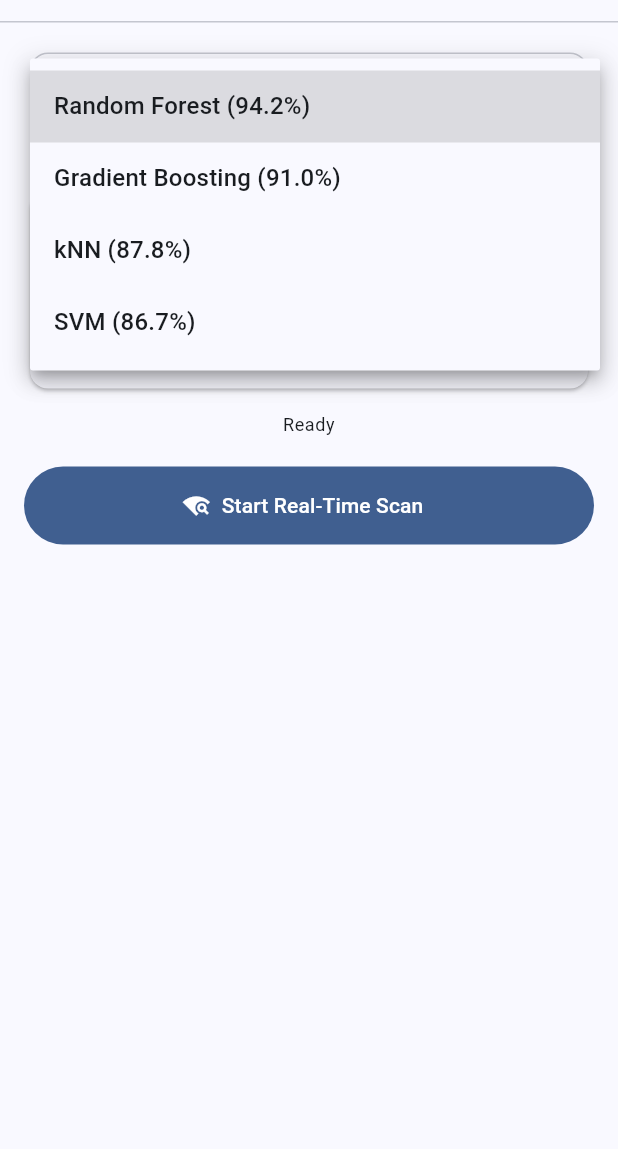
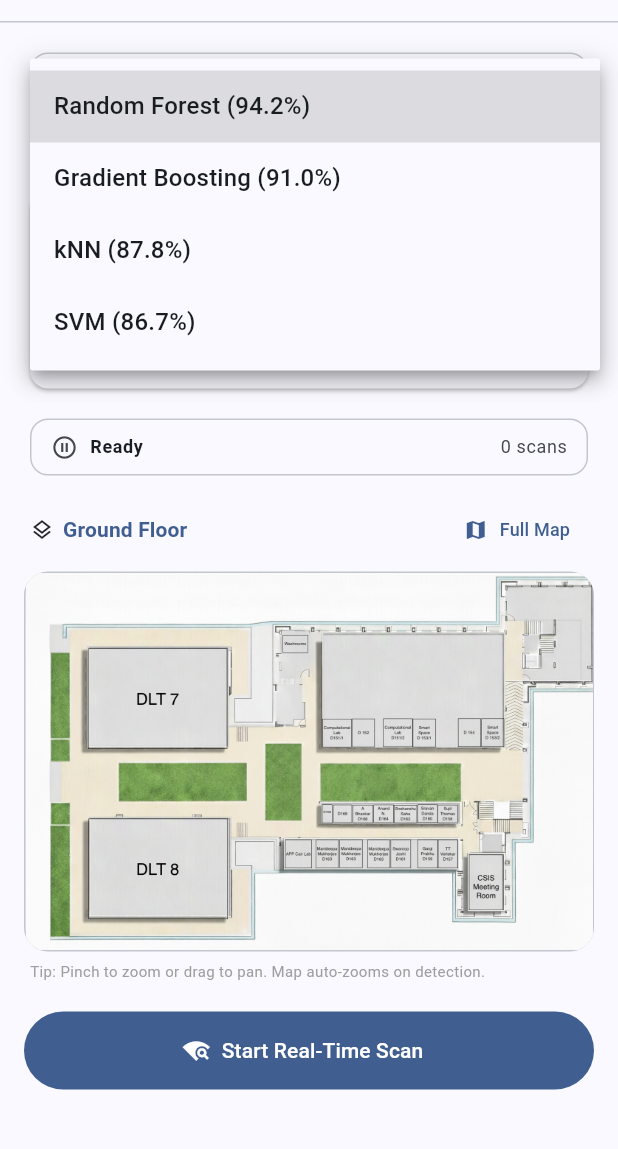
Before and after one commit to akshit-a9/Indoor-Localization-Android, a Flutter app: the screen it shows after launch, after a tap on the "arrow drop down" icon, on a phone screen of 412 x 824 dp, the part 63-1212 px from its top. Run offline on Flutter 3.47's test engine with Material 3 defaults, Android fonts, the phone set to English and light mode, and no system bars; our stand-ins replace csv, permission_handler, sensors_plus, share_plus; missing offline and left inert: onnxruntime, wifi_scan; statements that could not run were skipped.

Commit message:
Maps integrated to the app.

```diff
--- a/Demo_Flutter/lib/home_page.dart
+++ b/Demo_Flutter/lib/home_page.dart
@@ -2,8 +2,10 @@ import 'dart:async';
 import 'package:flutter/material.dart';
 import 'package:permission_handler/permission_handler.dart';
 import 'models/localization_result.dart';
+import 'services/coordinates_service.dart';
 import 'services/inference_engine.dart';
 import 'services/wifi_scanner.dart';
+import 'widgets/location_map.dart';
 
 class HomePage extends StatefulWidget {
   const HomePage({super.key});
@@ -14,6 +16,7 @@ class HomePage extends StatefulWidget {
 
 class _HomePageState extends State<HomePage> {
   final _engine = InferenceEngine();
+  final _coords = CoordinatesService();
   RealTimeScanner? _scanner;
   StreamSubscription? _updateSub;
 
@@ -31,7 +34,7 @@ class _HomePageState extends State<HomePage> {
 
   Future<void> _initEngine() async {
     try {
-      await _engine.init();
+      await Future.wait([_engine.init(), _coords.load()]);
       setState(() {
         _engineReady = true;
         _statusMessage = 'Ready';
@@ -92,10 +95,15 @@ class _HomePageState extends State<HomePage> {
 
   bool get _isScanning => _scanner != null && _scanner!.state == ScanState.scanning;
 
+  LocationCoord? get _currentCoord {
+    final label = _latestResult?.locationLabel;
+    if (label == null) return null;
+    return _coords.lookup(label);
+  }
+
   @override
   Widget build(BuildContext context) {
     final cs = Theme.of(context).colorScheme;
-    final tt = Theme.of(context).textTheme;
 
     return Scaffold(
       appBar: AppBar(
@@ -117,34 +125,14 @@ class _HomePageState extends State<HomePage> {
               const SizedBox(height: 12),
               _LocationCard(result: _latestResult, isScanning: _isScanning),
               const SizedBox(height: 12),
-              if (_isScanning) ...[
-                Card.outlined(
-                  child: Padding(
-                    padding: const EdgeInsets.all(16),
-                    child: Column(
-                      children: [
-                        Row(
-                          mainAxisAlignment: MainAxisAlignment.spaceBetween,
-                          children: [
-                            Text('Scan Stats', style: tt.labelLarge),
-                            const Icon(Icons.sync, size: 16, color: Colors.blue),
-                          ],
-                        ),
-                        const Divider(),
-                        _StatRow(label: 'Total Scans:', value: '$_scanCount'),
-                        _StatRow(
-                          label: 'Last Scan:',
-                          value: _lastScanTime != null
-                              ? '${_lastScanTime!.hour}:${_lastScanTime!.minute}:${_lastScanTime!.second}.${_lastScanTime!.millisecond}'
-                              : 'Waiting...',
-                        ),
-                      ],
-                    ),
-                  ),
-                ),
-                const SizedBox(height: 12),
-              ],
-              _StatusBar(message: _statusMessage),
+              _QuickView(
+                status: _statusMessage,
+                scanCount: _scanCount,
+                lastScanTime: _lastScanTime,
+                isScanning: _isScanning,
+              ),
+              const SizedBox(height: 12),
+              LocationMap(coord: _currentCoord),
               const SizedBox(height: 20),
               _ScanButton(
                 engineReady: _engineReady,
@@ -168,21 +156,64 @@ class _HomePageState extends State<HomePage> {
   }
 }
 
-class _StatRow extends StatelessWidget {
-  final String label;
-  final String value;
-  const _StatRow({required this.label, required this.value});
+class _QuickView extends StatelessWidget {
+  final String status;
+  final int scanCount;
+  final DateTime? lastScanTime;
+  final bool isScanning;
+
+  const _QuickView({
+    required this.status,
+    required this.scanCount,
+    required this.lastScanTime,
+    required this.isScanning,
+  });
+
+  String _formatTime(DateTime t) =>
+      '${t.hour.toString().padLeft(2, '0')}:${t.minute.toString().padLeft(2, '0')}:${t.second.toString().padLeft(2, '0')}';
 
   @override
   Widget build(BuildContext context) {
-    return Padding(
-      padding: const EdgeInsets.symmetric(vertical: 4),
-      child: Row(
-        mainAxisAlignment: MainAxisAlignment.spaceBetween,
-        children: [
-          Text(label, style: Theme.of(context).textTheme.bodySmall),
-          Text(value, style: Theme.of(context).textTheme.bodySmall?.copyWith(fontWeight: FontWeight.bold)),
-        ],
+    final cs = Theme.of(context).colorScheme;
+    final tt = Theme.of(context).textTheme;
+
+    return Card.outlined(
+      child: Padding(
+        padding: const EdgeInsets.symmetric(horizontal: 14, vertical: 10),
+        child: Row(
+          children: [
+            Icon(
+              isScanning ? Icons.sync : Icons.pause_circle_outline,
+              size: 18,
+              color: isScanning ? Colors.blue : cs.onSurfaceVariant,
+            ),
+            const SizedBox(width: 8),
+            Expanded(
+              child: Text(
+                status,
+                style: tt.bodySmall?.copyWith(fontWeight: FontWeight.w600),
+                overflow: TextOverflow.ellipsis,
+              ),
+            ),
+            const SizedBox(width: 8),
+            Text(
+              '$scanCount scan${scanCount == 1 ? '' : 's'}',
+              style: tt.bodySmall?.copyWith(color: cs.onSurfaceVariant),
+            ),
+            if (lastScanTime != null) ...[
+              const SizedBox(width: 8),
+              Text('·', style: tt.bodySmall?.copyWith(color: cs.onSurfaceVariant)),
+              const SizedBox(width: 8),
+              Text(
+                _formatTime(lastScanTime!),
+                style: tt.bodySmall?.copyWith(
+                  color: cs.onSurfaceVariant,
+                  fontFeatures: const [FontFeature.tabularFigures()],
+                ),
+              ),
+            ],
+          ],
+        ),
       ),
     );
   }
@@ -276,20 +307,6 @@ class _LocationCard extends StatelessWidget {
   }
 }
 
-class _StatusBar extends StatelessWidget {
-  final String message;
-  const _StatusBar({required this.message});
-
-  @override
-  Widget build(BuildContext context) {
-    return Text(
-      message,
-      style: Theme.of(context).textTheme.bodySmall,
-      textAlign: TextAlign.center,
-    );
-  }
-}
-
 class _ScanButton extends StatelessWidget {
   final bool engineReady;
   final bool isScanning;
--- /dev/null
+++ b/Demo_Flutter/lib/services/coordinates_service.dart
@@ -0,0 +1,60 @@
+import 'dart:convert';
+import 'package:flutter/foundation.dart';
+import 'package:flutter/services.dart';
+
+class LocationCoord {
+  final int id;
+  final String label;
+  final double x;
+  final double y;
+  final int map;
+  const LocationCoord({
+    required this.id,
+    required this.label,
+    required this.x,
+    required this.y,
+    required this.map,
+  });
+}
+
+class CoordinatesService {
+  final Map<String, LocationCoord> _byLabel = {};
+  bool _loaded = false;
+
+  bool get isLoaded => _loaded;
+
+  Future<void> load() async {
+    if (_loaded) return;
+    try {
+      final raw = await rootBundle.loadString('assets/Maps/Coordinates.json');
+      final list = jsonDecode(raw) as List<dynamic>;
+      for (final e in list) {
+        final m = e as Map<String, dynamic>;
+        final c = LocationCoord(
+          id: m['id'] as int,
+          label: (m['label'] as String).trim(),
+          x: (m['x'] as num).toDouble(),
+          y: (m['y'] as num).toDouble(),
+          map: m['map'] as int,
+        );
+        _byLabel[c.label] = c;
+      }
+      _loaded = true;
+    } catch (e) {
+      debugPrint('Error loading coordinates: $e');
+    }
+  }
+
+  LocationCoord? lookup(String label) {
+    final key = label.trim();
+    // Try exact match first
+    if (_byLabel.containsKey(key)) return _byLabel[key];
+
+    // Fallback: Case-insensitive match
+    final lowerKey = key.toLowerCase();
+    for (final entry in _byLabel.entries) {
+      if (entry.key.toLowerCase() == lowerKey) return entry.value;
+    }
+    return null;
+  }
+}
--- /dev/null
+++ b/Demo_Flutter/lib/widgets/location_map.dart
@@ -0,0 +1,248 @@
+import 'package:flutter/material.dart';
+import '../services/coordinates_service.dart';
+
+class LocationMap extends StatefulWidget {
+  final LocationCoord? coord;
+
+  const LocationMap({super.key, this.coord});
+
+  @override
+  State<LocationMap> createState() => _LocationMapState();
+}
+
+class _LocationMapState extends State<LocationMap> {
+  // The base dimensions of your PNG maps
+  static const double _mapW = 1536.0;
+  static const double _mapH = 1024.0;
+
+  static const List<String> _mapAssets = [
+    'assets/Maps/map_0.png',
+    'assets/Maps/map_1.png',
+  ];
+
+  final TransformationController _controller = TransformationController();
+  bool _isUserInteracting = false;
+  LocationCoord? _lastAutoZoomedCoord;
+
+  @override
+  void didUpdateWidget(LocationMap oldWidget) {
+    super.didUpdateWidget(oldWidget);
+
+    // If we have a new coordinate and we haven't auto-zoomed to it yet
+    if (widget.coord != null && widget.coord != _lastAutoZoomedCoord) {
+      // If the user isn't actively manual-panning, or if it's the very first detection
+      if (!_isUserInteracting || _lastAutoZoomedCoord == null) {
+        _zoomToCoord(widget.coord!);
+      }
+      _lastAutoZoomedCoord = widget.coord;
+    } else if (widget.coord == null) {
+      _lastAutoZoomedCoord = null;
+    }
+  }
+
+  void _zoomToCoord(LocationCoord coord) {
+    // We want to center on the marker.
+    // The coordinate is in map pixels.
+    // Scale 2.5x as requested ("zoom in a bit")
+    const double scale = 2.5;
+
+    // We need the widget size to calculate the centering.
+    // Using a microtask to ensure layout is done if this is called early.
+    Future.microtask(() {
+      if (!mounted) return;
+      final RenderBox? renderBox = context.findRenderObject() as RenderBox?;
+      if (renderBox == null) return;
+
+      final size = renderBox.size;
+      final sx = size.width / _mapW;
+      final sy = size.height / _mapH;
+
+      final x = coord.x * sx;
+      final y = coord.y * sy;
+
+      // Matrix4 for scaling and translating
+      // To center (x, y) at scale S:
+      // translate(viewWidth/2 - x*S, viewHeight/2 - y*S)
+      final matrix = Matrix4.identity()
+        ..translate(size.width / 2 - x * scale, size.height / 2 - y * scale)
+        ..scale(scale);
+
+      setState(() {
+        _controller.value = matrix;
+        _isUserInteracting = false;
+      });
+    });
+  }
+
+  void _resetToFullView() {
+    setState(() {
+      _controller.value = Matrix4.identity();
+      _isUserInteracting = false;
+    });
+  }
+
+  @override
+  Widget build(BuildContext context) {
+    final mapIdx = (widget.coord?.map ?? 0).clamp(0, _mapAssets.length - 1);
+    final asset = _mapAssets[mapIdx];
+    final floorName = mapIdx == 0 ? 'Ground Floor' : 'First Floor';
+
+    return Column(
+      crossAxisAlignment: CrossAxisAlignment.start,
+      children: [
+        Padding(
+          padding: const EdgeInsets.only(left: 4, bottom: 8),
+          child: Row(
+            children: [
+              const Icon(Icons.layers_outlined, size: 16),
+              const SizedBox(width: 6),
+              Text(
+                floorName,
+                style: Theme.of(context).textTheme.labelLarge?.copyWith(
+                      fontWeight: FontWeight.bold,
+                      color: Theme.of(context).colorScheme.primary,
+                    ),
+              ),
+              const Spacer(),
+              if (_isUserInteracting)
+                TextButton.icon(
+                  onPressed: () {
+                    if (widget.coord != null) {
+                      _zoomToCoord(widget.coord!);
+                    } else {
+                      _resetToFullView();
+                    }
+                  },
+                  icon: const Icon(Icons.center_focus_strong, size: 16),
+                  label: const Text('Reset', style: TextStyle(fontSize: 12)),
+                  style: TextButton.styleFrom(visualDensity: VisualDensity.compact),
+                ),
+              TextButton.icon(
+                onPressed: _resetToFullView,
+                icon: const Icon(Icons.map, size: 16),
+                label: const Text('Full Map', style: TextStyle(fontSize: 12)),
+                style: TextButton.styleFrom(visualDensity: VisualDensity.compact),
+              ),
+            ],
+          ),
+        ),
+        AspectRatio(
+          aspectRatio: _mapW / _mapH,
+          child: Container(
+            decoration: BoxDecoration(
+              borderRadius: BorderRadius.circular(16),
+              border: Border.all(color: Theme.of(context).colorScheme.outlineVariant),
+              color: Theme.of(context).colorScheme.surfaceContainerLow,
+            ),
+            clipBehavior: Clip.antiAlias,
+            child: InteractiveViewer(
+              transformationController: _controller,
+              maxScale: 5.0,
+              minScale: 0.5,
+              onInteractionStart: (_) {
+                setState(() => _isUserInteracting = true);
+              },
+              child: LayoutBuilder(
+                builder: (ctx, constraints) {
+                  final sx = constraints.maxWidth / _mapW;
+                  final sy = constraints.maxHeight / _mapH;
+
+                  return Stack(
+                    fit: StackFit.expand,
+                    children: [
+                      Image.asset(
+                        asset,
+                        fit: BoxFit.fill,
+                        gaplessPlayback: true,
+                      ),
+                      if (widget.coord != null)
+                        AnimatedPositioned(
+                          duration: const Duration(milliseconds: 400),
+                          curve: Curves.easeInOutCubic,
+                          left: widget.coord!.x * sx - 15,
+                          top: widget.coord!.y * sy - 15,
+                          child: const _PulsingMarker(),
+                        ),
+                    ],
+                  );
+                },
+              ),
+            ),
+          ),
+        ),
+        const Padding(
+          padding: EdgeInsets.only(top: 6, left: 4),
+          child: Text(
+            'Tip: Pinch to zoom or drag to pan. Map auto-zooms on detection.',
+            style: TextStyle(fontSize: 10, color: Colors.grey),
+          ),
+        ),
+      ],
+    );
+  }
+}
+
+class _PulsingMarker extends StatefulWidget {
+  const _PulsingMarker();
+
+  @override
+  State<_PulsingMarker> createState() => _PulsingMarkerState();
+}
+
+class _PulsingMarkerState extends State<_PulsingMarker> with SingleTickerProviderStateMixin {
+  late final AnimationController _ctrl;
+
+  @override
+  void initState() {
+    super.initState();
+    _ctrl = AnimationController(
+      vsync: this,
+      duration: const Duration(milliseconds: 1500),
+    )..repeat();
+  }
+
+  @override
+  void dispose() {
+    _ctrl.dispose();
+    super.dispose();
+  }
+
+  @override
+  Widget build(BuildContext context) {
+    return SizedBox(
+      width: 30,
+      height: 30,
+      child: Stack(
+        alignment: Alignment.center,
+        children: [
+          AnimatedBuilder(
+            animation: _ctrl,
+            builder: (_, __) {
+              final t = _ctrl.value;
+              return Container(
+                width: 15 + 25 * t,
+                height: 15 + 25 * t,
+                decoration: BoxDecoration(
+                  shape: BoxShape.circle,
+                  color: Colors.red.withOpacity((1 - t) * 0.4),
+                ),
+              );
+            },
+          ),
+          Container(
+            width: 14,
+            height: 14,
+            decoration: BoxDecoration(
+              color: Colors.red,
+              shape: BoxShape.circle,
+              border: Border.all(color: Colors.white, width: 2),
+              boxShadow: const [
+                BoxShadow(color: Colors.black26, blurRadius: 4, offset: Offset(0, 2)),
+              ],
+            ),
+          ),
+        ],
+      ),
+    );
+  }
+}
--- a/Demo_Flutter/pubspec.yaml
+++ b/Demo_Flutter/pubspec.yaml
@@ -23,3 +23,4 @@ flutter:
   uses-material-design: true
   assets:
     - assets/models/
+    - assets/Maps/
```
Also changed, not shown: Demo_Flutter/assets/Maps/map_0.png (renamed from Demo_Flutter/assets/Maps/map_02.png), Demo_Flutter/assets/Maps/map_1.png (renamed from Demo_Flutter/assets/Maps/map_01.png).
